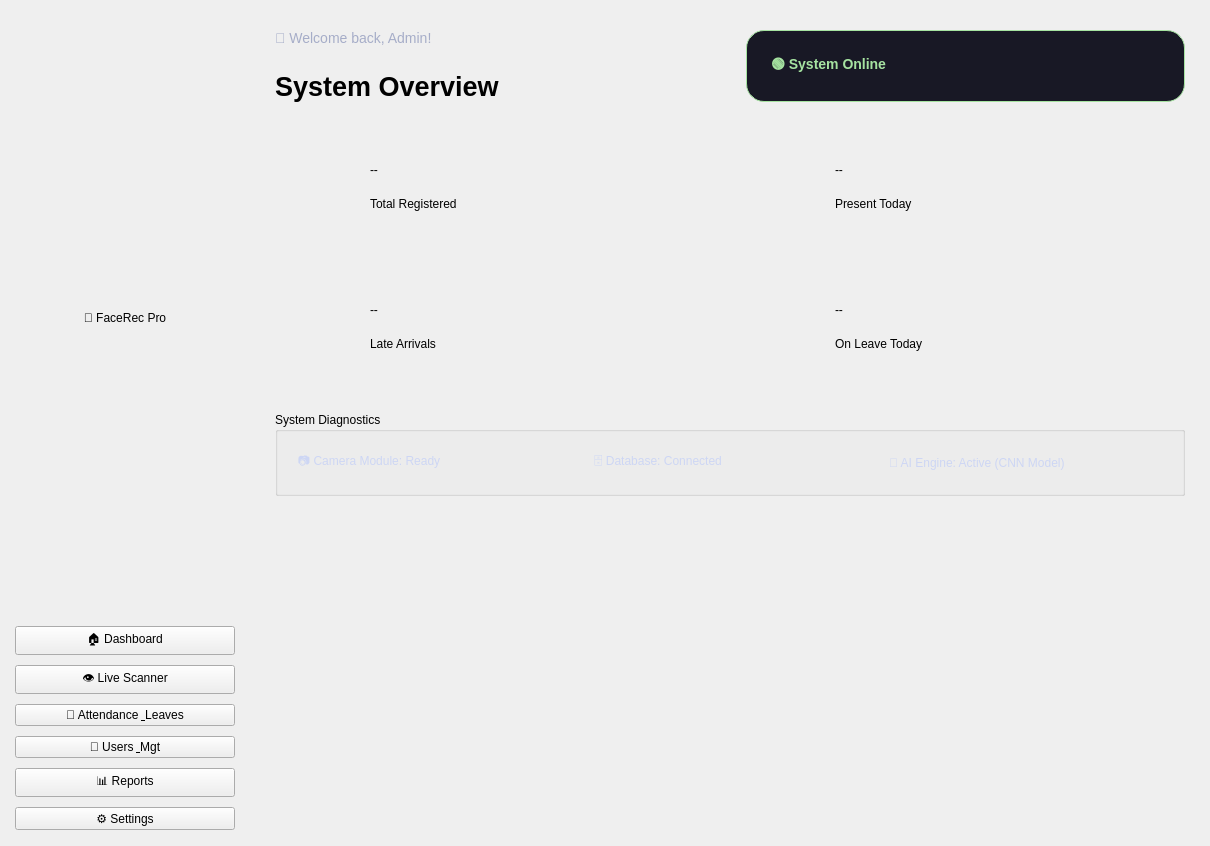
Old version of the form design.ui in the repository kdineshharsha/Attendance-System.
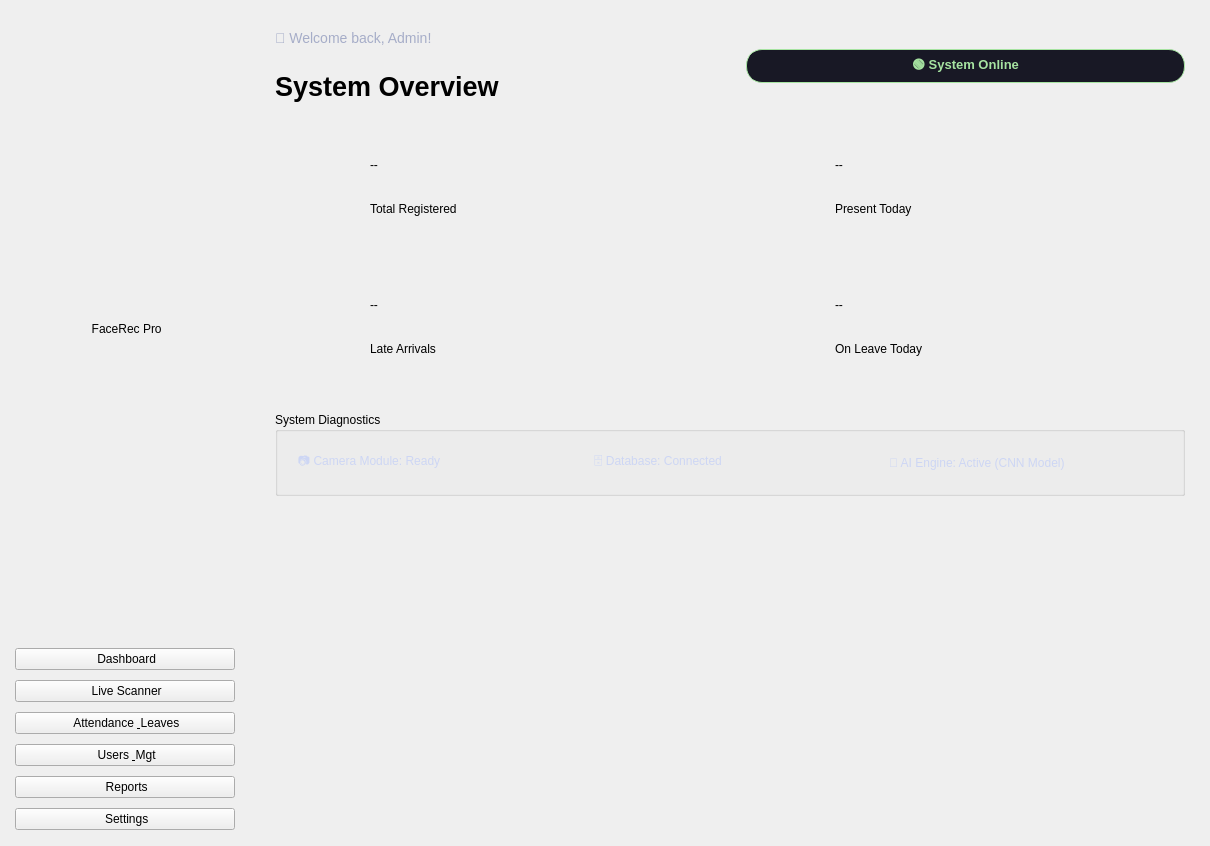
New version of the form. The open tabs and pages were chosen to show the change. Icons and pictures are not drawn.

Commit message: Use Icons instead of Emojis | Refactor Dashboard Function ✨

Diff of the .ui file:
```diff
--- a/design.ui
+++ b/design.ui
@@ -83,14 +83,56 @@
        <property name="leftMargin"><number>15</number></property>
        <property name="topMargin"><number>20</number></property>
        <property name="rightMargin"><number>15</number></property>
-       <item><widget class="QLabel" name="lbl_app_logo"><property name="text"><string>🧿 FaceRec Pro</string></property><property name="alignment"><set>Qt::AlignmentFlag::AlignCenter</set></property></widget></item>
-       <item><widget class="QPushButton" name="btn_nav_dashboard"><property name="text"><string>🏠 Dashboard</string></property></widget></item>
-       <item><widget class="QPushButton" name="btn_nav_scan"><property name="text"><string>👁️ Live Scanner</string></property></widget></item>
-       <item><widget class="QPushButton" name="btn_nav_attendance"><property name="text"><string>📅 Attendance &amp; Leaves</string></property></widget></item>
-       <item><widget class="QPushButton" name="btn_nav_users"><property name="text"><string>👥 Users &amp; Mgt</string></property></widget></item>
-       <item><widget class="QPushButton" name="btn_nav_reports"><property name="text"><string>📊 Reports</string></property></widget></item>
-       <item><widget class="QPushButton" name="btn_nav_settings"><property name="text"><string>⚙️ Settings</string></property></widget></item>
        
+       <item>
+        <widget class="QLabel" name="lbl_app_logo">
+         <property name="text"><string> FaceRec Pro</string></property>
+         <property name="alignment"><set>Qt::AlignmentFlag::AlignCenter</set></property>
+        </widget>
+       </item>
+
+       <item>
+        <widget class="QPushButton" name="btn_nav_dashboard">
+         <property name="text"><string> Dashboard</string></property>
+         <property name="icon"><iconset><normaloff>icons/dashboard.svg</normaloff>icons/dashboard.svg</iconset></property>
+         <property name="iconSize"><size><width>20</width><height>20</height></size></property>
+        </widget>
+       </item>
+       <item>
+        <widget class="QPushButton" name="btn_nav_scan">
+         <property name="text"><string> Live Scanner</string></property>
+         <property name="icon"><iconset><normaloff>icons/scan.svg</normaloff>icons/scan.svg</iconset></property>
+         <property name="iconSize"><size><width>20</width><height>20</height></size></property>
+        </widget>
+       </item>
+       <item>
+        <widget class="QPushButton" name="btn_nav_attendance">
+         <property name="text"><string> Attendance &amp; Leaves</string></property>
+         <property name="icon"><iconset><normaloff>icons/calendar.svg</normaloff>icons/calendar.svg</iconset></property>
+         <property name="iconSize"><size><width>20</width><height>20</height></size></property>
+        </widget>
+       </item>
+       <item>
+        <widget class="QPushButton" name="btn_nav_users">
+         <property name="text"><string> Users &amp; Mgt</string></property>
+         <property name="icon"><iconset><normaloff>icons/users.svg</normaloff>icons/users.svg</iconset></property>
+         <property name="iconSize"><size><width>20</width><height>20</height></size></property>
+        </widget>
+       </item>
+       <item>
+        <widget class="QPushButton" name="btn_nav_reports">
+         <property name="text"><string> Reports</string></property>
+         <property name="icon"><iconset><normaloff>icons/report.svg</normaloff>icons/report.svg</iconset></property>
+         <property name="iconSize"><size><width>20</width><height>20</height></size></property>
+        </widget>
+       </item>
+       <item>
+        <widget class="QPushButton" name="btn_nav_settings">
+         <property name="text"><string> Settings</string></property>
+         <property name="icon"><iconset><normaloff>icons/settings.svg</normaloff>icons/settings.svg</iconset></property>
+         <property name="iconSize"><size><width>20</width><height>20</height></size></property>
+        </widget>
+       </item>
        <item><spacer name="verticalSpacer_sidebar"><property name="orientation"><enum>Qt::Orientation::Vertical</enum></property></spacer></item>
       </layout>
      </widget>
@@ -114,7 +156,15 @@
            </layout>
           </item>
           <item><spacer name="horizontalSpacer_header"><property name="orientation"><enum>Qt::Orientation::Horizontal</enum></property></spacer></item>
-          <item><widget class="QLabel" name="lbl_dash_status_badge"><property name="text"><string>🟢 System Online</string></property><property name="styleSheet"><string>background-color: #181825; border: 1px solid #a6e3a1; color: #a6e3a1; padding: 10px 20px; border-radius: 18px; font-weight: bold; font-size: 14px;</string></property></widget></item>
+          <item>
+           <widget class="QLabel" name="lbl_dash_status_badge">
+            <property name="text"><string>🟢 System Online</string></property>
+            <property name="styleSheet"><string>background-color: #181825; border: 1px solid #a6e3a1; color: #a6e3a1; padding: 6px 16px; border-radius: 16px; font-weight: bold; font-size: 13px;</string></property>
+            <property name="alignment"><set>Qt::AlignmentFlag::AlignCenter</set></property>
+            <property name="minimumSize"><size><width>0</width><height>34</height></size></property>
+            <property name="maximumSize"><size><width>16777215</width><height>34</height></size></property>
+           </widget>
+          </item>
          </layout>
         </item>
         <item>
@@ -129,9 +179,11 @@
              <item><widget class="QLabel" name="icon_c1"><property name="maximumSize"><size><width>50</width><height>50</height></size></property><property name="pixmap"><pixmap>icons/users.svg</pixmap></property><property name="scaledContents"><bool>true</bool></property><property name="alignment"><set>Qt::AlignmentFlag::AlignCenter</set></property></widget></item>
              <item>
               <layout class="QVBoxLayout">
-               <property name="alignment"><set>Qt::AlignmentFlag::AlignVCenter</set></property>
+               <property name="spacing"><number>0</number></property>
+               <item><spacer name="vs_c1_t"><property name="orientation"><enum>Qt::Orientation::Vertical</enum></property></spacer></item>
                <item><widget class="QLabel" name="val_total"><property name="text"><string>--</string></property><property name="class"><string>card_value</string></property></widget></item>
                <item><widget class="QLabel" name="lbl_t1"><property name="text"><string>Total Registered</string></property><property name="class"><string>card_title</string></property></widget></item>
+               <item><spacer name="vs_c1_b"><property name="orientation"><enum>Qt::Orientation::Vertical</enum></property></spacer></item>
               </layout>
              </item>
              <item><spacer><property name="orientation"><enum>Qt::Orientation::Horizontal</enum></property></spacer></item>
@@ -147,9 +199,11 @@
              <item><widget class="QLabel" name="icon_c2"><property name="maximumSize"><size><width>50</width><height>50</height></size></property><property name="pixmap"><pixmap>icons/present.svg</pixmap></property><property name="scaledContents"><bool>true</bool></property><property name="alignment"><set>Qt::AlignmentFlag::AlignCenter</set></property></widget></item>
              <item>
               <layout class="QVBoxLayout">
-               <property name="alignment"><set>Qt::AlignmentFlag::AlignVCenter</set></property>
+               <property name="spacing"><number>0</number></property>
+               <item><spacer name="vs_c2_t"><property name="orientation"><enum>Qt::Orientation::Vertical</enum></property></spacer></item>
                <item><widget class="QLabel" name="val_present"><property name="text"><string>--</string></property><property name="class"><string>card_value</string></property></widget></item>
                <item><widget class="QLabel" name="lbl_t2"><property name="text"><string>Present Today</string></property><property name="class"><string>card_title</string></property></widget></item>
+               <item><spacer name="vs_c2_b"><property name="orientation"><enum>Qt::Orientation::Vertical</enum></property></spacer></item>
               </layout>
              </item>
              <item><spacer><property name="orientation"><enum>Qt::Orientation::Horizontal</enum></property></spacer></item>
@@ -165,9 +219,11 @@
              <item><widget class="QLabel" name="icon_c3"><property name="maximumSize"><size><width>50</width><height>50</height></size></property><property name="pixmap"><pixmap>icons/late.svg</pixmap></property><property name="scaledContents"><bool>true</bool></property><property name="alignment"><set>Qt::AlignmentFlag::AlignCenter</set></property></widget></item>
              <item>
               <layout class="QVBoxLayout">
-               <property name="alignment"><set>Qt::AlignmentFlag::AlignVCenter</set></property>
+               <property name="spacing"><number>0</number></property>
+               <item><spacer name="vs_c3_t"><property name="orientation"><enum>Qt::Orientation::Vertical</enum></property></spacer></item>
                <item><widget class="QLabel" name="val_late"><property name="text"><string>--</string></property><property name="class"><string>card_value</string></property></widget></item>
                <item><widget class="QLabel" name="lbl_t3"><property name="text"><string>Late Arrivals</string></property><property name="class"><string>card_title</string></property></widget></item>
+               <item><spacer name="vs_c3_b"><property name="orientation"><enum>Qt::Orientation::Vertical</enum></property></spacer></item>
               </layout>
              </item>
              <item><spacer><property name="orientation"><enum>Qt::Orientation::Horizontal</enum></property></spacer></item>
@@ -183,9 +239,11 @@
              <item><widget class="QLabel" name="icon_c4"><property name="maximumSize"><size><width>50</width><height>50</height></size></property><property name="pixmap"><pixmap>icons/leave.svg</pixmap></property><property name="scaledContents"><bool>true</bool></property><property name="alignment"><set>Qt::AlignmentFlag::AlignCenter</set></property></widget></item>
              <item>
               <layout class="QVBoxLayout">
-               <property name="alignment"><set>Qt::AlignmentFlag::AlignVCenter</set></property>
+               <property name="spacing"><number>0</number></property>
+               <item><spacer name="vs_c4_t"><property name="orientation"><enum>Qt::Orientation::Vertical</enum></property></spacer></item>
                <item><widget class="QLabel" name="val_leave"><property name="text"><string>--</string></property><property name="class"><string>card_value</string></property></widget></item>
                <item><widget class="QLabel" name="lbl_t4"><property name="text"><string>On Leave Today</string></property><property name="class"><string>card_title</string></property></widget></item>
+               <item><spacer name="vs_c4_b"><property name="orientation"><enum>Qt::Orientation::Vertical</enum></property></spacer></item>
               </layout>
              </item>
              <item><spacer><property name="orientation"><enum>Qt::Orientation::Horizontal</enum></property></spacer></item>
```
Left out of the diff: 10 changed lines with no effect on the pictures. The commit also changes 11 other files.
